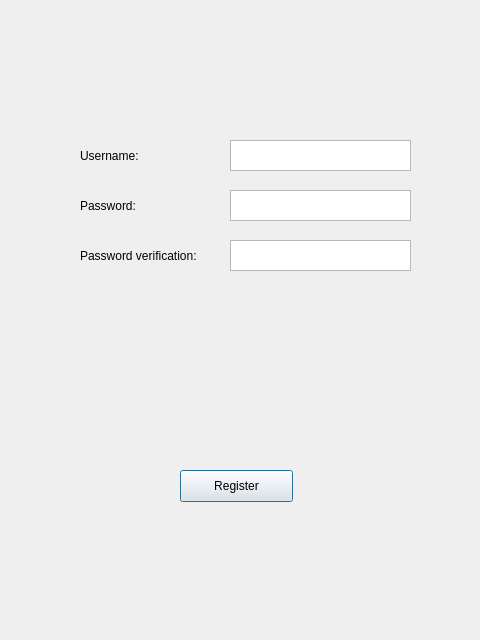
Before: the Qt Designer form Ui/RegisterUi.ui in grinningGrace/SigmaU, drawn with Qt 5.
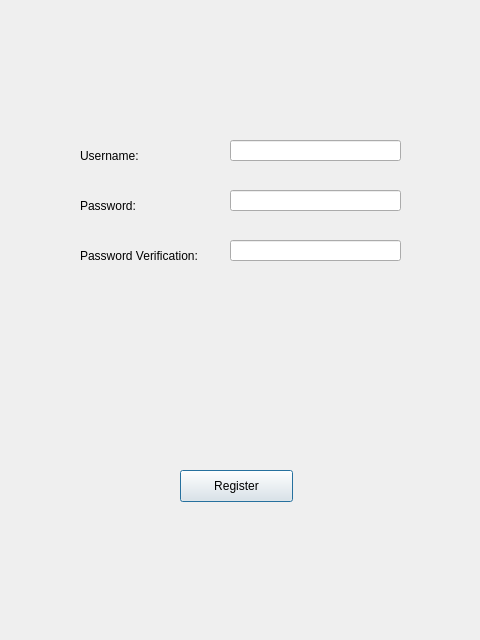
After: the same form once the commit is applied.

```diff
--- a/Ui/RegisterUi.ui
+++ b/Ui/RegisterUi.ui
@@ -49,37 +49,7 @@
     </rect>
    </property>
    <property name="text">
-    <string>Password verification:</string>
-   </property>
-  </widget>
-  <widget class="QPlainTextEdit" name="plainTextEdit">
-   <property name="geometry">
-    <rect>
-     <x>230</x>
-     <y>140</y>
-     <width>181</width>
-     <height>31</height>
-    </rect>
-   </property>
-  </widget>
-  <widget class="QPlainTextEdit" name="plainTextEdit_2">
-   <property name="geometry">
-    <rect>
-     <x>230</x>
-     <y>190</y>
-     <width>181</width>
-     <height>31</height>
-    </rect>
-   </property>
-  </widget>
-  <widget class="QPlainTextEdit" name="plainTextEdit_3">
-   <property name="geometry">
-    <rect>
-     <x>230</x>
-     <y>240</y>
-     <width>181</width>
-     <height>31</height>
-    </rect>
+    <string>Password Verification:</string>
    </property>
   </widget>
   <widget class="QPushButton" name="pushButton">
@@ -95,6 +65,36 @@
     <string>Register</string>
    </property>
   </widget>
+  <widget class="QLineEdit" name="lineEdit">
+   <property name="geometry">
+    <rect>
+     <x>230</x>
+     <y>140</y>
+     <width>171</width>
+     <height>21</height>
+    </rect>
+   </property>
+  </widget>
+  <widget class="QLineEdit" name="lineEdit_2">
+   <property name="geometry">
+    <rect>
+     <x>230</x>
+     <y>190</y>
+     <width>171</width>
+     <height>21</height>
+    </rect>
+   </property>
+  </widget>
+  <widget class="QLineEdit" name="lineEdit_3">
+   <property name="geometry">
+    <rect>
+     <x>230</x>
+     <y>240</y>
+     <width>171</width>
+     <height>21</height>
+    </rect>
+   </property>
+  </widget>
  </widget>
  <resources/>
  <connections/>
```
